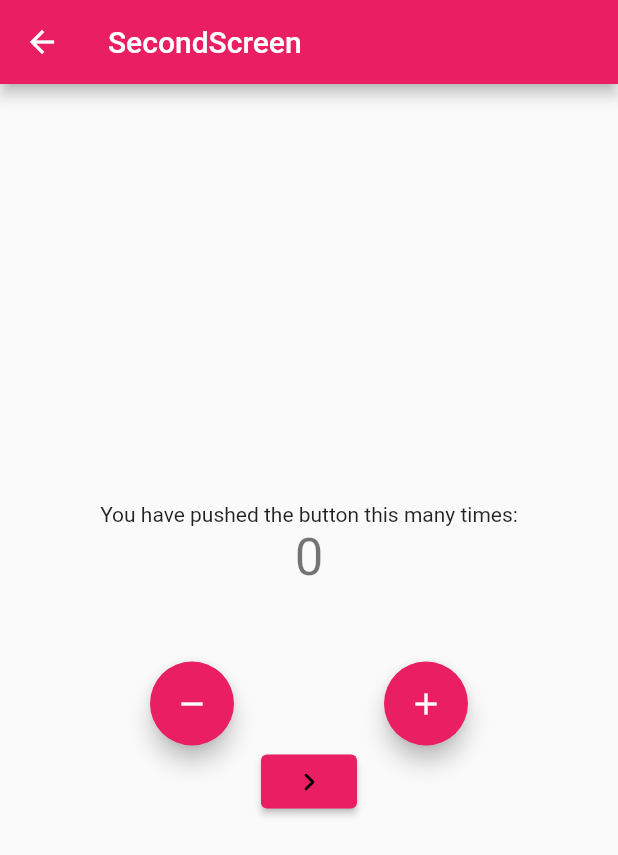
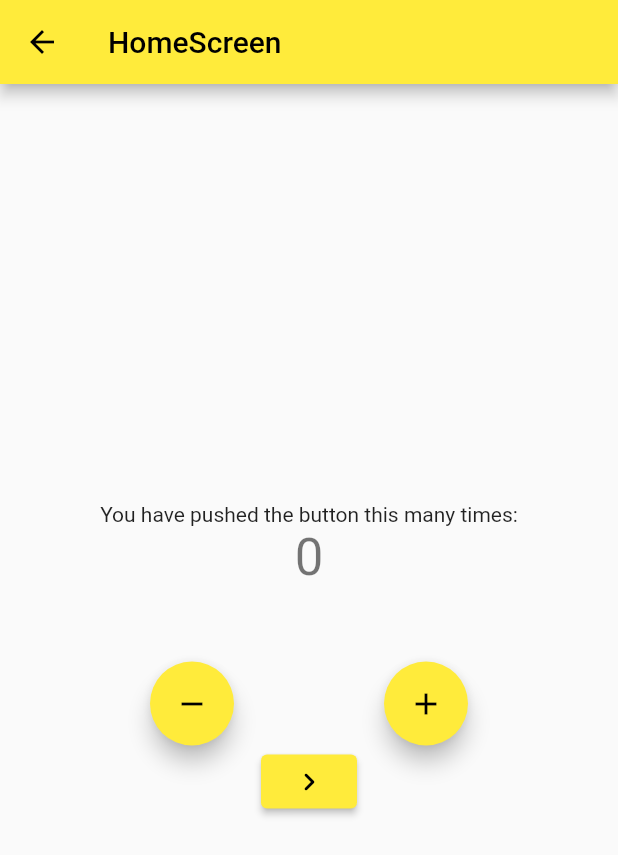
Before and after one commit to CaptenSepp/flutter_app_bloc, a Flutter app: the screen it shows after launch, after a tap on the "remove" icon, after a tap on the "add" icon, after a tap on the "navigate next" icon, on a phone screen of 412 x 824 dp. Shown: the top 855 px of the screen. Run offline on Flutter 3.47's test engine with Material 2 defaults, Android fonts, the phone set to English and light mode, and no system bars; our stand-ins replace bloc, equatable, flutter_bloc.

Commit message:
router generator added

```diff
--- a/lib/core/my_app.dart
+++ b/lib/core/my_app.dart
@@ -2,8 +2,7 @@ import 'package:flutter/material.dart';
 import 'package:flutter_bloc/flutter_bloc.dart';
 
 import '../cubit/counter_cubit.dart';
-import '../screens/home_screen.dart';
-import '../screens/second_screen.dart';
+import 'router/app_router.dart';
 
 class MyApp extends StatefulWidget {
   const MyApp({Key? key}) : super(key: key);
@@ -13,7 +12,7 @@ class MyApp extends StatefulWidget {
 }
 
 class _MyAppState extends State<MyApp> {
-  final CounterCubit _counterCubit = CounterCubit();
+  final AppRouter _appRouter = AppRouter();
 
   @override
   Widget build(BuildContext context) {
@@ -22,30 +21,16 @@ class _MyAppState extends State<MyApp> {
       child: MaterialApp(
         title: 'Flutter Bloc',
         theme: ThemeData(
-          primarySwatch: Colors.pink,
+          primarySwatch: Colors.yellow,
         ),
-        routes: {
-          '/': (context) => BlocProvider.value(
-                value: _counterCubit,
-                child: const HomeScreen(
-                  title: 'HomeScreen',
-                  // color: Colors.blue,
-                ),
-              ),
-          '/second': (context) => BlocProvider.value(
-                value: _counterCubit,
-                child: const SecondScreen(
-                  title: 'SecondScreen',
-                  // color: Colors.red,
-                ),
-              ),
-        },
+        onGenerateRoute: _appRouter.onGenerateRoute,
       ),
     );
   }
 
   @override
   void dispose() {
+    _appRouter.dispose();
     super.dispose();
   }
 }
--- /dev/null
+++ b/lib/core/router/app_router.dart
@@ -0,0 +1,39 @@
+import 'package:flutter/cupertino.dart';
+import 'package:flutter/material.dart';
+import 'package:flutter_bloc/flutter_bloc.dart';
+
+import '../../cubit/counter_cubit.dart';
+import '../../screens/home_screen.dart';
+
+class AppRouter {
+  final CounterCubit _counterCubit = CounterCubit();
+  Route? onGenerateRoute(RouteSettings routeSettings) {
+    switch (routeSettings.name) {
+      case '/':
+        return MaterialPageRoute(
+          builder: (_) => BlocProvider.value(
+            value: _counterCubit,
+            child: const HomeScreen(
+              title: 'HomeScreen',
+            ),
+          ),
+        );
+      case '/second':
+        return MaterialPageRoute(
+          builder: (_) => BlocProvider.value(
+            value: _counterCubit,
+            child: const HomeScreen(
+              title: 'HomeScreen',
+            ),
+          ),
+        );
+
+      default:
+    }
+    return null;
+  }
+
+  void dispose() {
+    _counterCubit.close();
+  }
+}
--- a/lib/screens/home_screen.dart
+++ b/lib/screens/home_screen.dart
@@ -2,7 +2,6 @@ import 'package:flutter/material.dart';
 import 'package:flutter_bloc/flutter_bloc.dart';
 
 import '../cubit/counter_cubit.dart';
-import 'second_screen.dart';
 
 class HomeScreen extends StatelessWidget {
   final String title;
```
